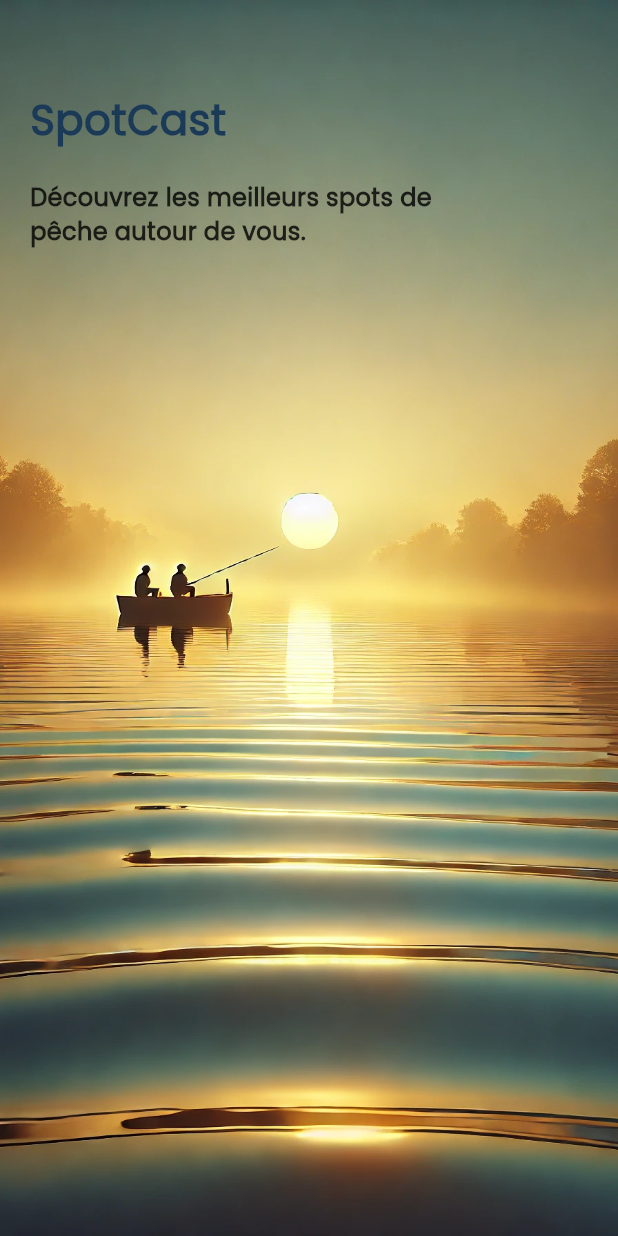
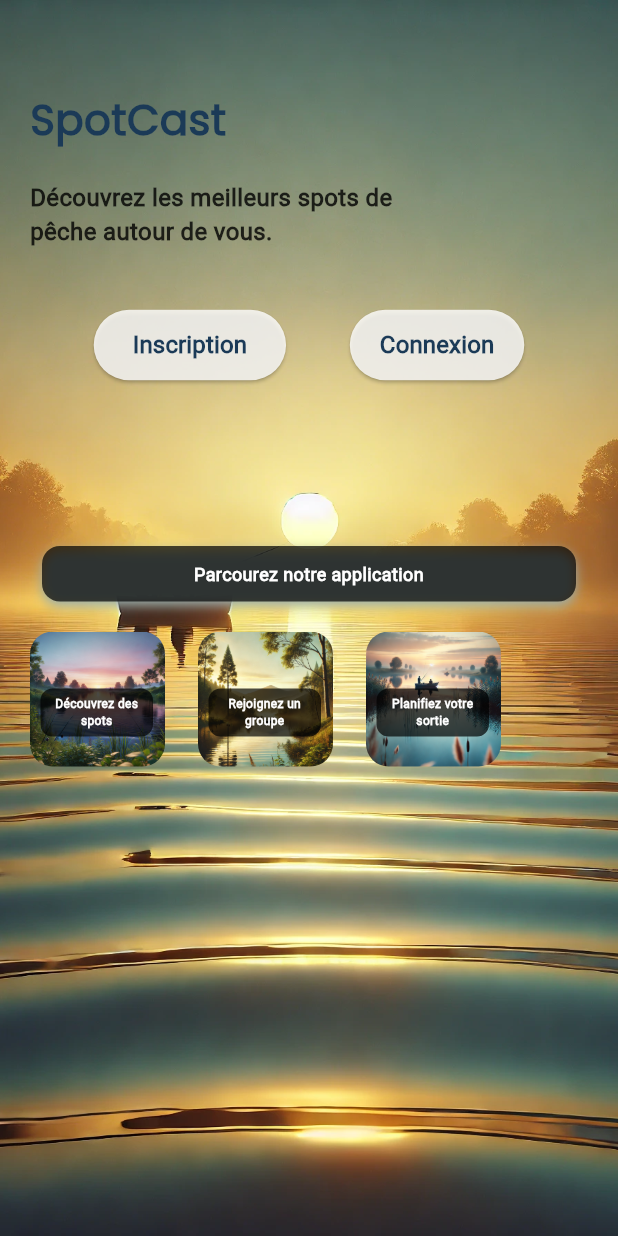
Before and after one commit to MatthieuGriffon/SpotCast, a Flutter app: the screen it shows after launch, on a phone screen of 412 x 824 dp. Run offline on Flutter 3.47's test engine with Material 3 defaults, Android fonts, the light colour scheme and no system bars; Roboto replaces fonts that are missing (Monsterrat).

Commit message:
feat: Add image carousel with titles and styling
- Integrated an image carousel on the home page using ListView.builder
- Added overlay titles to carousel images to highlight key sections (Discover spots, Join a group, Plan your trip)
- Fixed alignment issues to ensure all carousel images have the same size
- Styled the text Explore our app with a semi-transparent black background, rounded corners, and a shadow effect
- Optimized the code by removing unnecessary const keywords to fix issues with dynamic widgets

```diff
--- a/frontend/lib/screens/home_screen.dart
+++ b/frontend/lib/screens/home_screen.dart
@@ -1,27 +1,25 @@
 import 'package:flutter/material.dart';
+import '../widgets/common/carousel_widget.dart';
 
 class HomeScreen extends StatelessWidget {
   const HomeScreen({super.key});
 
   @override
   Widget build(BuildContext context) {
-    // Obtenir la largeur de l'écran
     final double screenWidth = MediaQuery.of(context).size.width;
 
     return Scaffold(
-      // On supprime l'AppBar pour que l'image de fond prenne tout l'écran
       body: Stack(
         children: [
           // Image de fond
           Positioned.fill(
             child: Image.asset(
-              'assets/images/realistic_sunrise.webp', // Remplace par le chemin correct vers ton image
+              'assets/images/realistic_sunrise.webp',
               fit: BoxFit.cover,
             ),
           ),
-          // Contenu principal
           Positioned(
-            top: 60, // Ajuster pour remonter le texte si nécessaire
+            top: 60,
             left: 20,
             right: 20,
             child: Column(
@@ -38,19 +36,108 @@ class HomeScreen extends StatelessWidget {
                   ),
                 ),
                 const SizedBox(height: 20),
-                // Texte de description limité à un tiers de la largeur de l'écran
+
+                // Texte de description
                 SizedBox(
                   width: screenWidth / 1.5,
                   child: const Text(
                     'Découvrez les meilleurs spots de pêche autour de vous.',
                     style: TextStyle(
-                      fontFamily: 'Poppins',
+                      fontFamily: 'Roboto',
                       fontSize: 16,
                       fontWeight: FontWeight.bold,
                       color: Color(0xCC000000),
                     ),
                   ),
                 ),
+                const SizedBox(height: 40),
+
+                // Boutons "Découvrir" et "Rejoindre"
+                Row(
+                  mainAxisAlignment: MainAxisAlignment.spaceEvenly,
+                  children: [
+                    ElevatedButton(
+                      onPressed: () {},
+                      style: ElevatedButton.styleFrom(
+                        backgroundColor:
+                            const Color.fromARGB(207, 255, 255, 255),
+                        padding: const EdgeInsets.symmetric(
+                            horizontal: 26, vertical: 12),
+                        shape: RoundedRectangleBorder(
+                          borderRadius: BorderRadius.circular(45),
+                        ),
+                      ),
+                      child: const Text(
+                        'Inscription',
+                        style: TextStyle(
+                          fontFamily: 'Roboto',
+                          fontSize: 16,
+                          fontWeight: FontWeight.bold,
+                          color: Color(0xFF1B3A57),
+                        ),
+                      ),
+                    ),
+                    ElevatedButton(
+                      onPressed: () {},
+                      style: ElevatedButton.styleFrom(
+                        backgroundColor:
+                            const Color.fromARGB(207, 255, 255, 255),
+                        padding: const EdgeInsets.symmetric(
+                            horizontal: 20, vertical: 12),
+                        shape: RoundedRectangleBorder(
+                          borderRadius: BorderRadius.circular(45),
+                        ),
+                      ),
+                      child: const Text(
+                        'Connexion',
+                        style: TextStyle(
+                          fontFamily: 'Roboto',
+                          fontSize: 16,
+                          fontWeight: FontWeight.bold,
+                          color: Color(0xFF1B3A57),
+                        ),
+                      ),
+                    ),
+                  ],
+                ),
+                const SizedBox(height: 110),
+                Padding(
+                  padding: const EdgeInsets.symmetric(horizontal: 8.0),
+                  child: SizedBox(
+                    width: double.infinity,
+                    child: Container(
+                      // Retirer 'const' ici
+                      padding: const EdgeInsets.all(
+                          10), // Espace interne autour du texte
+                      decoration: BoxDecoration(
+                        color: Colors.black
+                            .withOpacity(0.7), // Fond noir avec opacité
+                        borderRadius:
+                            BorderRadius.circular(12), // Coins arrondis
+                        boxShadow: const [
+                          BoxShadow(
+                            color: Color(0xFF9AACA9),
+                            blurRadius: 6,
+                            offset: Offset(0, 3), // Décalage ombre
+                          ),
+                        ],
+                      ),
+                      child: const Text(
+                        'Parcourez notre application',
+                        textAlign: TextAlign.center,
+                        style: TextStyle(
+                          fontFamily: 'Monsterrat',
+                          fontSize: 12,
+                          fontWeight: FontWeight.bold,
+                          color: Colors.white, // Couleur du texte en blanc
+                        ),
+                      ),
+                    ),
+                  ),
+                ),
+
+                // Ajout du carrousel d'images
+                const ImageCarousel(),
               ],
             ),
           ),
--- /dev/null
+++ b/frontend/lib/widgets/common/carousel_widget.dart
@@ -0,0 +1,78 @@
+import 'package:flutter/material.dart';
+
+class ImageCarousel extends StatelessWidget {
+  const ImageCarousel({super.key});
+
+  @override
+  Widget build(BuildContext context) {
+    final List<String> images = [
+      'assets/images/image_slider01.webp',
+      'assets/images/image_slider02.webp',
+      'assets/images/image_slider03.webp',
+    ];
+
+    final List<String> titles = [
+      'Découvrez des spots',
+      'Rejoignez un groupe',
+      'Planifiez votre sortie'
+    ];
+
+    return SizedBox(
+      height: 110, // Hauteur ajustée pour le carrousel
+      child: ListView.builder(
+        scrollDirection: Axis.horizontal,
+        itemCount: images.length,
+        itemBuilder: (context, index) {
+          return Container(
+            width: 90, // Largeur ajustée pour voir les images côte à côte
+            margin: EdgeInsets.only(
+              left: index == 0 ? 0 : 8,
+              right: 14,
+              top: 20,
+            ),
+            child: ClipRRect(
+              borderRadius: BorderRadius.circular(15),
+              child: Stack(
+                children: [
+                  // Image
+                  AspectRatio(
+                    aspectRatio: 1, // Maintient le ratio carré
+                    child: Image.asset(
+                      images[index],
+                      fit: BoxFit.cover,
+                    ),
+                  ),
+                  // Superposition du texte
+                  Positioned(
+                    bottom: 20,
+                    left: 7,
+                    right: 8,
+                    child: Container(
+                      padding: const EdgeInsets.all(5),
+                      decoration: BoxDecoration(
+                        color: Colors.black.withOpacity(0.7),
+                        borderRadius: BorderRadius.circular(8),
+                      ),
+                      child: Center(
+                        child: Text(
+                          titles[index],
+                          textAlign: TextAlign.center,
+                          style: const TextStyle(
+                            fontFamily: 'Roboto',
+                            fontSize: 8,
+                            fontWeight: FontWeight.bold,
+                            color: Colors.white,
+                          ),
+                        ),
+                      ),
+                    ),
+                  ),
+                ],
+              ),
+            ),
+          );
+        },
+      ),
+    );
+  }
+}
--- a/frontend/pubspec.yaml
+++ b/frontend/pubspec.yaml
@@ -23,6 +23,9 @@ flutter:
     - assets/images/
     - assets/fonts/
     - assets/images/realistic_sunrise.webp
+    - assets/images/image_slider01.webp
+    - assets/images/image_slider02.webp
+    - assets/images/image_slider03.webp
 
   fonts:
     - family: Lato
```
Also changed, not shown: frontend/assets/images/image_slider01.webp (added), frontend/assets/images/image_slider02.webp (added), frontend/assets/images/image_slider03.webp (added).
